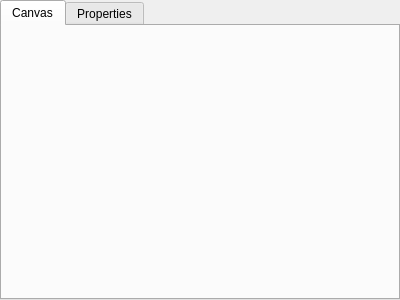
mistificator/zx4pixelizer, file spritewindow.ui: the form before one commit.
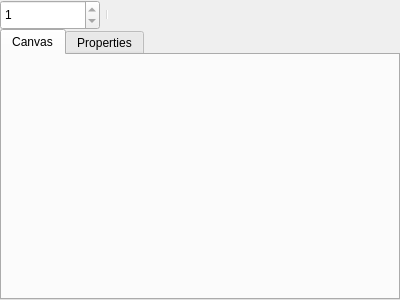
The form after the commit. Icons and pictures are not drawn.

```diff
--- a/spritewindow.ui
+++ b/spritewindow.ui
@@ -29,7 +29,7 @@
    <property name="spacing">
     <number>0</number>
    </property>
-   <item row="0" column="0">
+   <item row="1" column="0">
     <widget class="QTabWidget" name="tabWidget">
      <property name="currentIndex">
       <number>0</number>
@@ -70,7 +70,66 @@
      </widget>
     </widget>
    </item>
+   <item row="0" column="0">
+    <widget class="QToolBar" name="toolBar">
+     <property name="iconSize">
+      <size>
+       <width>32</width>
+       <height>32</height>
+      </size>
+     </property>
+     <addaction name="actionAnimate"/>
+     <addaction name="actionStop"/>
+     <addaction name="separator"/>
+    </widget>
+   </item>
   </layout>
+  <widget class="QSpinBox" name="frameBox">
+   <property name="geometry">
+    <rect>
+     <x>0</x>
+     <y>0</y>
+     <width>100</width>
+     <height>30</height>
+    </rect>
+   </property>
+   <property name="visible">
+    <bool>false</bool>
+   </property>
+   <property name="minimum">
+    <number>1</number>
+   </property>
+   <property name="maximum">
+    <number>1</number>
+   </property>
+  </widget>
+  <action name="actionAnimate">
+   <property name="checkable">
+    <bool>true</bool>
+   </property>
+   <property name="icon">
+    <iconset resource="resource.qrc">
+     <normaloff>:/animate.png</normaloff>:/animate.png</iconset>
+   </property>
+   <property name="text">
+    <string>Animate</string>
+   </property>
+   <property name="toolTip">
+    <string>Animate</string>
+   </property>
+  </action>
+  <action name="actionStop">
+   <property name="icon">
+    <iconset resource="resource.qrc">
+     <normaloff>:/stop.png</normaloff>:/stop.png</iconset>
+   </property>
+   <property name="text">
+    <string>Stop</string>
+   </property>
+   <property name="toolTip">
+    <string>Stop</string>
+   </property>
+  </action>
  </widget>
  <resources/>
  <connections/>
```
Left out of the diff: 4 changed lines with no effect on the pictures.
